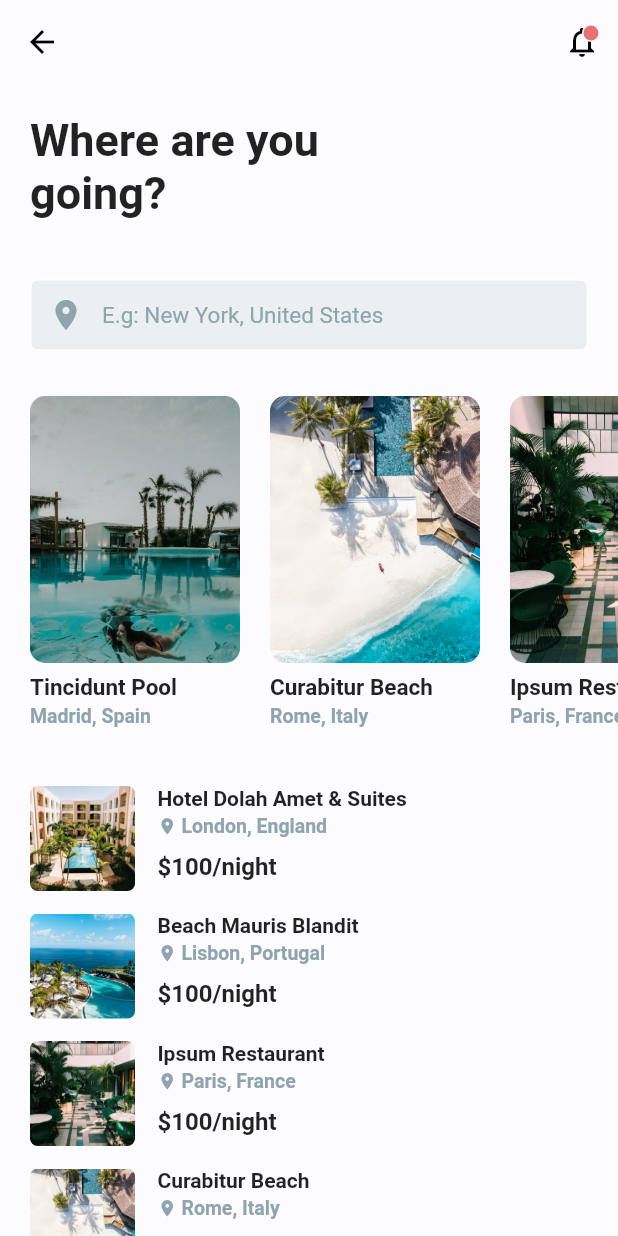
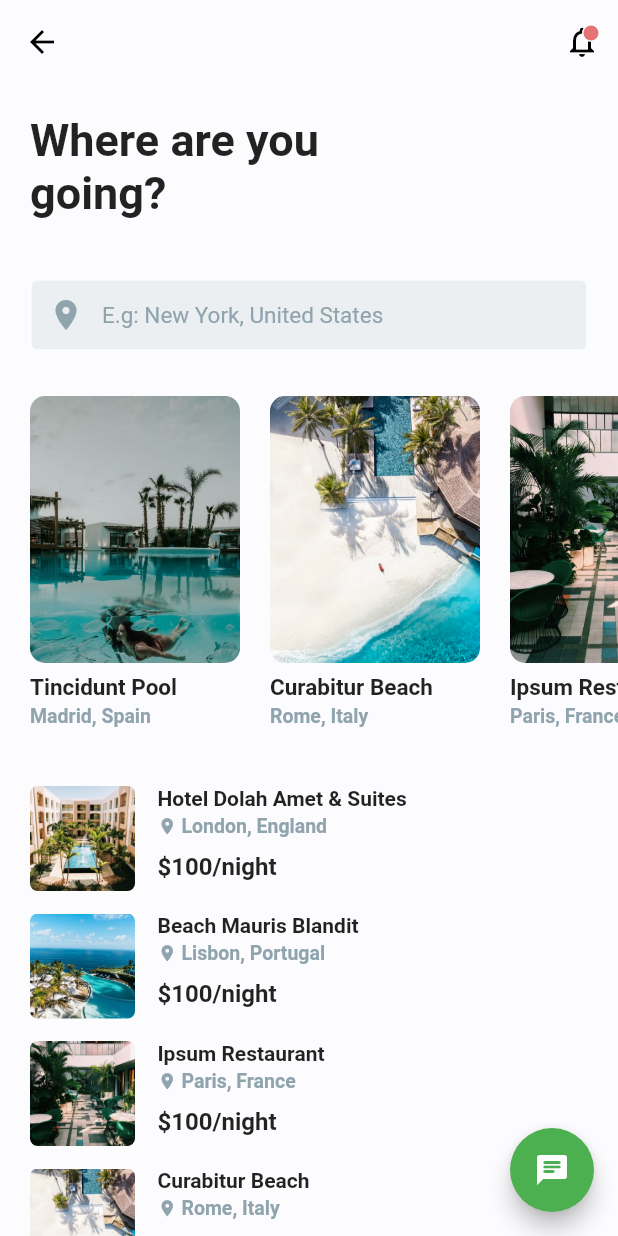
Before and after one commit to milan4444/Paradise-mobile-app, a Flutter app: the Home screen opened by its route, on a phone screen of 412 x 824 dp. Run offline on Flutter 3.47's test engine with Material 2 defaults, Android fonts, the phone set to English and light mode, and no system bars; our stand-ins replace firebase_auth, firebase_core, firebase_database, firebase_dynamic_links, firebase_storage, flutter_signin_button and 3 more; missing offline and left inert: dialog_flowtter; accounts and stored records are empty.

Commit message:
chatbot fixed

```diff
--- a/lib/screens/chatbot.dart
+++ b/lib/screens/chatbot.dart
@@ -1,5 +1,6 @@
 import 'package:dialog_flowtter/dialog_flowtter.dart';
 import 'package:flutter/material.dart';
+import 'package:tour_wist/util/app_colors.dart';
 
 import '../util/chat_body.dart';
 
@@ -36,10 +37,10 @@ class _ChatbotState extends State<Chatbot> {
           Expanded(child: AppBody(messages: messages)),
           Container(
             padding: const EdgeInsets.symmetric(
-              horizontal: 10,
+              horizontal: 8,
               vertical: 5,
             ),
-            color: Colors.blue,
+            color: AppColors.primaryColor,
             child: Row(
               children: [
                 Expanded(
--- a/lib/screens/home.dart
+++ b/lib/screens/home.dart
@@ -58,13 +58,14 @@ class _HomeState extends State<Home>{
           ),
           buildHorizontalList(context),
           buildVerticalList(),
-          FloatingActionButton(
-              // isExtended: true,
-              child: Icon(Icons.add),
-              backgroundColor: Colors.green,
-              onPressed: _chatBot,
-              ),
+
         ],
+      ),
+      floatingActionButton:  FloatingActionButton(
+        // isExtended: true,
+        child: Icon(Icons.chat_rounded),
+        backgroundColor: Colors.green,
+        onPressed: _chatBot,
       ),
     );
   }
--- a/lib/screens/login.dart
+++ b/lib/screens/login.dart
@@ -140,6 +140,9 @@ class _LoginScreenState extends State<LoginScreen>
               ),
 
             ),
+            SizedBox(
+              height: 10,
+            ),
             SignInButton(
                 Buttons.Google,
                 text: "Sign in with Google",
```
